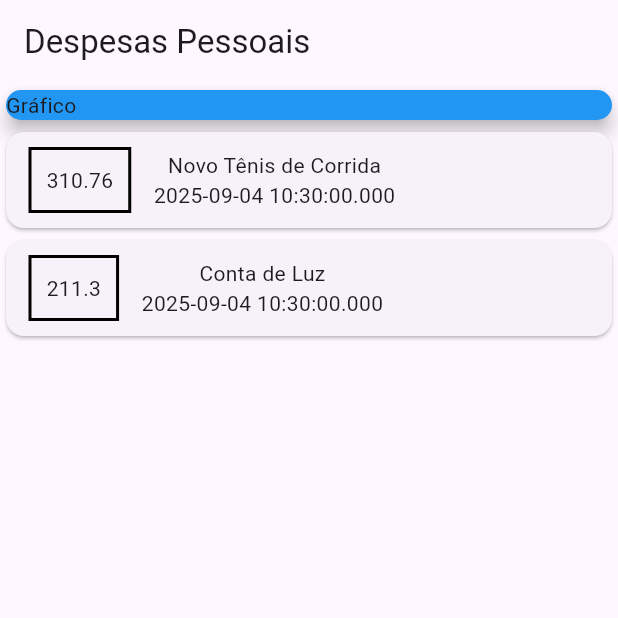
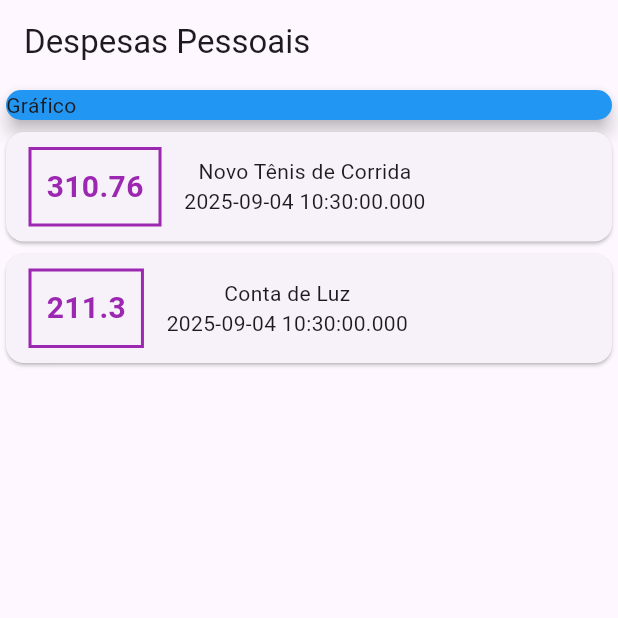
Before and after one commit to jSantini/curso_flutter, a Flutter app: the screen it shows after launch, on a phone screen of 412 x 824 dp, the top half of it. Run offline on Flutter 3.47's test engine with Material 3 defaults, Android fonts, the phone set to English and light mode, and no system bars.

Commit message:
improvements in expenses list design

```diff
--- a/modulo_3/expenses/lib/main.dart
+++ b/modulo_3/expenses/lib/main.dart
@@ -56,10 +56,17 @@ class MyHomePage extends StatelessWidget {
                         vertical: 10,
                       ),
                       decoration: BoxDecoration(
-                        border: Border.all(color: Colors.black, width: 2),
+                        border: Border.all(color: Colors.purple, width: 2),
                       ),
                       padding: EdgeInsets.all(10),
-                      child: Text(tr.value.toString()),
+                      child: Text(
+                        tr.value.toString(),
+                        style: TextStyle(
+                          fontWeight: FontWeight.bold,
+                          fontSize: 20,
+                          color: Colors.purple,
+                        ),
+                      ),
                     ),
                     Column(
                       children: <Widget>[
```
